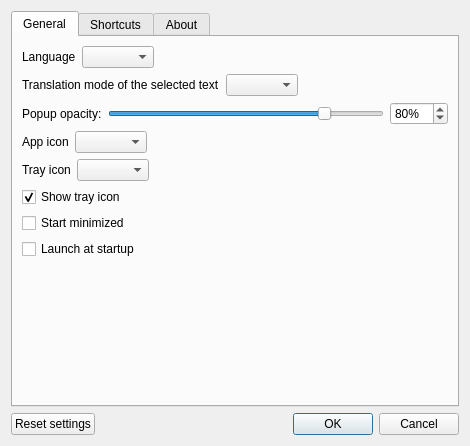
Qt form src/settingsdialog.ui (crow-translate/crow-translate) before a commit.
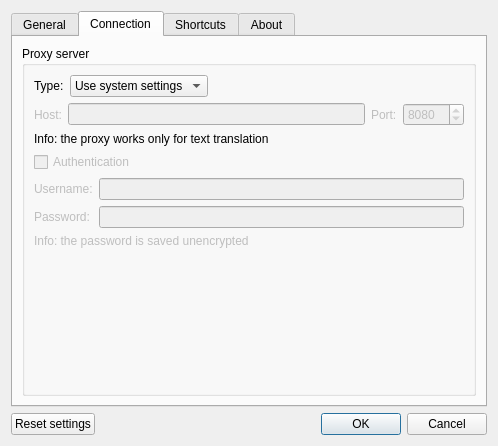
The same form after that commit. The open tabs and pages were chosen to show the change. Icons and pictures are not drawn.

Commit message: Add proxy settings

Patch:
```diff
--- a/src/settingsdialog.ui
+++ b/src/settingsdialog.ui
@@ -6,36 +6,15 @@
    <rect>
     <x>0</x>
     <y>0</y>
-    <width>470</width>
+    <width>498</width>
     <height>446</height>
    </rect>
   </property>
   <property name="windowTitle">
    <string>Settings</string>
   </property>
-  <layout class="QGridLayout" name="gridLayout_3">
-   <item row="1" column="0">
-    <layout class="QHBoxLayout" name="dialogHorizontalLayout">
-     <item>
-      <widget class="QPushButton" name="resetButton">
-       <property name="text">
-        <string>Reset settings</string>
-       </property>
-      </widget>
-     </item>
-     <item>
-      <widget class="QDialogButtonBox" name="dialogBox">
-       <property name="orientation">
-        <enum>Qt::Horizontal</enum>
-       </property>
-       <property name="standardButtons">
-        <set>QDialogButtonBox::Cancel|QDialogButtonBox::Ok</set>
-       </property>
-      </widget>
-     </item>
-    </layout>
-   </item>
-   <item row="0" column="0">
+  <layout class="QVBoxLayout" name="verticalLayout_3">
+   <item>
     <widget class="QTabWidget" name="tabWidget">
      <property name="accessibleName">
       <string/>
@@ -251,6 +230,196 @@
        </item>
       </layout>
      </widget>
+     <widget class="QWidget" name="connectionTab">
+      <attribute name="title">
+       <string>Connection</string>
+      </attribute>
+      <layout class="QVBoxLayout" name="verticalLayout_4">
+       <item>
+        <widget class="QGroupBox" name="proxyBox">
+         <property name="title">
+          <string>Proxy server</string>
+         </property>
+         <layout class="QVBoxLayout" name="verticalLayout_5">
+          <item>
+           <layout class="QHBoxLayout" name="proxyTypeLayout">
+            <item>
+             <widget class="QLabel" name="proxyTypeLabel">
+              <property name="text">
+               <string>Type:</string>
+              </property>
+             </widget>
+            </item>
+            <item>
+             <widget class="QComboBox" name="proxyTypeComboBox">
+              <item>
+               <property name="text">
+                <string>Use system settings</string>
+               </property>
+              </item>
+              <item>
+               <property name="text">
+                <string>Don't use a proxy</string>
+               </property>
+              </item>
+              <item>
+               <property name="text">
+                <string notr="true">HTTP</string>
+               </property>
+              </item>
+             </widget>
+            </item>
+            <item>
+             <spacer name="proxyTypeSpacer">
+              <property name="orientation">
+               <enum>Qt::Horizontal</enum>
+              </property>
+              <property name="sizeHint" stdset="0">
+               <size>
+                <width>40</width>
+                <height>20</height>
+               </size>
+              </property>
+             </spacer>
+            </item>
+           </layout>
+          </item>
+          <item>
+           <layout class="QHBoxLayout" name="proxyAdressLayout">
+            <item>
+             <widget class="QLabel" name="proxyHostLabel">
+              <property name="enabled">
+               <bool>false</bool>
+              </property>
+              <property name="text">
+               <string>Host:</string>
+              </property>
+             </widget>
+            </item>
+            <item>
+             <widget class="QLineEdit" name="proxyHostEdit">
+              <property name="enabled">
+               <bool>false</bool>
+              </property>
+              <property name="text">
+               <string/>
+              </property>
+             </widget>
+            </item>
+            <item>
+             <widget class="QLabel" name="proxyPortLabel">
+              <property name="enabled">
+               <bool>false</bool>
+              </property>
+              <property name="text">
+               <string>Port:</string>
+              </property>
+             </widget>
+            </item>
+            <item>
+             <widget class="QSpinBox" name="proxyPortSpinbox">
+              <property name="enabled">
+               <bool>false</bool>
+              </property>
+              <property name="minimum">
+               <number>1</number>
+              </property>
+              <property name="maximum">
+               <number>65535</number>
+              </property>
+              <property name="value">
+               <number>8080</number>
+              </property>
+             </widget>
+            </item>
+           </layout>
+          </item>
+          <item>
+           <widget class="QLabel" name="proxyInfoLabel">
+            <property name="text">
+             <string>Info: the proxy works only for text translation</string>
+            </property>
+           </widget>
+          </item>
+          <item>
+           <widget class="QCheckBox" name="proxyAuthCheckBox">
+            <property name="enabled">
+             <bool>false</bool>
+            </property>
+            <property name="text">
+             <string>Authentication</string>
+            </property>
+           </widget>
+          </item>
+          <item>
+           <layout class="QGridLayout" name="proxyAuthLayout">
+            <item row="0" column="0">
+             <widget class="QLabel" name="proxyUsernameLabel">
+              <property name="enabled">
+               <bool>false</bool>
+              </property>
+              <property name="text">
+               <string>Username:</string>
+              </property>
+             </widget>
+            </item>
+            <item row="0" column="1">
+             <widget class="QLineEdit" name="proxyUsernameEdit">
+              <property name="enabled">
+               <bool>false</bool>
+              </property>
+             </widget>
+            </item>
+            <item row="1" column="0">
+             <widget class="QLabel" name="proxyPasswordLabel">
+              <property name="enabled">
+               <bool>false</bool>
+              </property>
+              <property name="text">
+               <string>Password:</string>
+              </property>
+             </widget>
+            </item>
+            <item row="1" column="1">
+             <widget class="QLineEdit" name="proxyPasswordEdit">
+              <property name="enabled">
+               <bool>false</bool>
+              </property>
+              <property name="echoMode">
+               <enum>QLineEdit::Password</enum>
+              </property>
+             </widget>
+            </item>
+           </layout>
+          </item>
+          <item>
+           <widget class="QLabel" name="proxyPasswordInfoLabel">
+            <property name="enabled">
+             <bool>false</bool>
+            </property>
+            <property name="text">
+             <string>Info: the password is saved unencrypted</string>
+            </property>
+           </widget>
+          </item>
+          <item>
+           <spacer name="proxyButtonSpacer">
+            <property name="orientation">
+             <enum>Qt::Vertical</enum>
+            </property>
+            <property name="sizeHint" stdset="0">
+             <size>
+              <width>20</width>
+              <height>40</height>
+             </size>
+            </property>
+           </spacer>
+          </item>
+         </layout>
+        </widget>
+       </item>
+      </layout>
+     </widget>
      <widget class="QWidget" name="tabShortcuts">
       <attribute name="title">
        <string>Shortcuts</string>
@@ -519,6 +688,27 @@
      </widget>
     </widget>
    </item>
+   <item>
+    <layout class="QHBoxLayout" name="dialogHorizontalLayout">
+     <item>
+      <widget class="QPushButton" name="resetButton">
+       <property name="text">
+        <string>Reset settings</string>
+       </property>
+      </widget>
+     </item>
+     <item>
+      <widget class="QDialogButtonBox" name="dialogBox">
+       <property name="orientation">
+        <enum>Qt::Horizontal</enum>
+       </property>
+       <property name="standardButtons">
+        <set>QDialogButtonBox::Cancel|QDialogButtonBox::Ok</set>
+       </property>
+      </widget>
+     </item>
+    </layout>
+   </item>
   </layout>
  </widget>
  <resources>
```
The commit also changes 5 other files.
